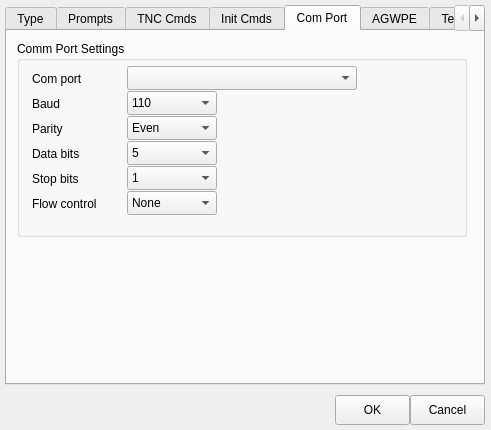
Qt form interfacedialog.ui (jimmcguffin/PyOutpost) before a commit.
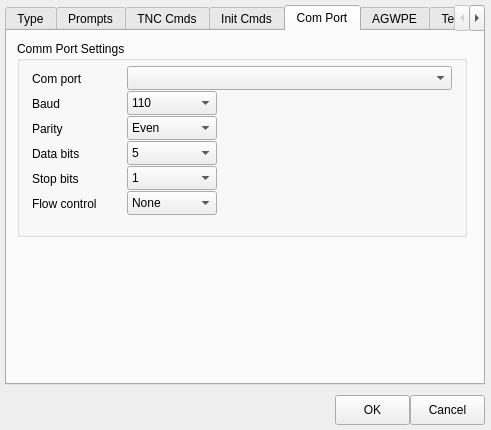
The same form after that commit.

```diff
--- a/interfacedialog.ui
+++ b/interfacedialog.ui
@@ -556,7 +556,7 @@
        <rect>
         <x>110</x>
         <y>25</y>
-        <width>230</width>
+        <width>325</width>
         <height>24</height>
        </rect>
       </property>
```
